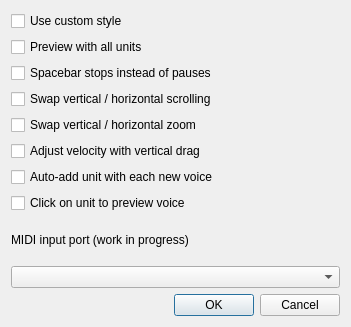
The window that src/editor/SettingsDialog.ui (yuxshao/ptcollab) describes before a commit, drawn with Qt 5.
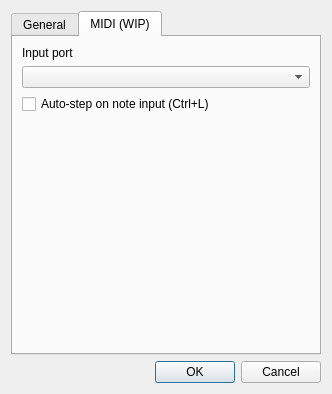
The same window after the commit. The open tabs and pages were chosen to show the change.

Commit message: auto step forward on note input, and copy options + default save session

The edit to the form file:
```diff
--- a/src/editor/SettingsDialog.ui
+++ b/src/editor/SettingsDialog.ui
@@ -6,8 +6,8 @@
    <rect>
     <x>0</x>
     <y>0</y>
-    <width>351</width>
-    <height>327</height>
+    <width>332</width>
+    <height>394</height>
    </rect>
   </property>
   <property name="windowTitle">
@@ -15,9 +15,19 @@
   </property>
   <layout class="QVBoxLayout" name="verticalLayout">
    <item>
+    <widget class="QTabWidget" name="tabWidget">
+     <property name="currentIndex">
+      <number>0</number>
+     </property>
+     <widget class="QWidget" name="tab">
+      <attribute name="title">
+       <string>General</string>
+      </attribute>
+      <layout class="QVBoxLayout" name="verticalLayout_3">
+       <item>
     <widget class="QCheckBox" name="customStyleCheck">
      <property name="text">
-      <string>Use custom style</string>
+          <string>Use custom style (must restart)</string>
      </property>
     </widget>
    </item>
@@ -71,14 +81,58 @@
     </widget>
    </item>
    <item>
+        <spacer name="verticalSpacer_2">
+         <property name="orientation">
+          <enum>Qt::Vertical</enum>
+         </property>
+         <property name="sizeHint" stdset="0">
+          <size>
+           <width>20</width>
+           <height>40</height>
+          </size>
+         </property>
+        </spacer>
+       </item>
+      </layout>
+     </widget>
+     <widget class="QWidget" name="tab_2">
+      <attribute name="title">
+       <string>MIDI (WIP)</string>
+      </attribute>
+      <layout class="QVBoxLayout" name="verticalLayout_4">
+       <item>
     <widget class="QLabel" name="label">
      <property name="text">
-      <string>MIDI input port (work in progress)</string>
+          <string>Input port</string>
      </property>
     </widget>
    </item>
    <item>
     <widget class="QComboBox" name="midiInputPortCombo"/>
+       </item>
+       <item>
+        <widget class="QCheckBox" name="autoAdvanceCheck">
+         <property name="text">
+          <string>Auto-step on note input (Ctrl+L)</string>
+         </property>
+        </widget>
+       </item>
+       <item>
+        <spacer name="verticalSpacer">
+         <property name="orientation">
+          <enum>Qt::Vertical</enum>
+         </property>
+         <property name="sizeHint" stdset="0">
+          <size>
+           <width>20</width>
+           <height>40</height>
+          </size>
+         </property>
+        </spacer>
+       </item>
+      </layout>
+     </widget>
+    </widget>
    </item>
    <item>
     <widget class="QDialogButtonBox" name="buttonBox">
```
Lines whose indentation alone changed are shown as unchanged. The commit also changes 7 other files.
